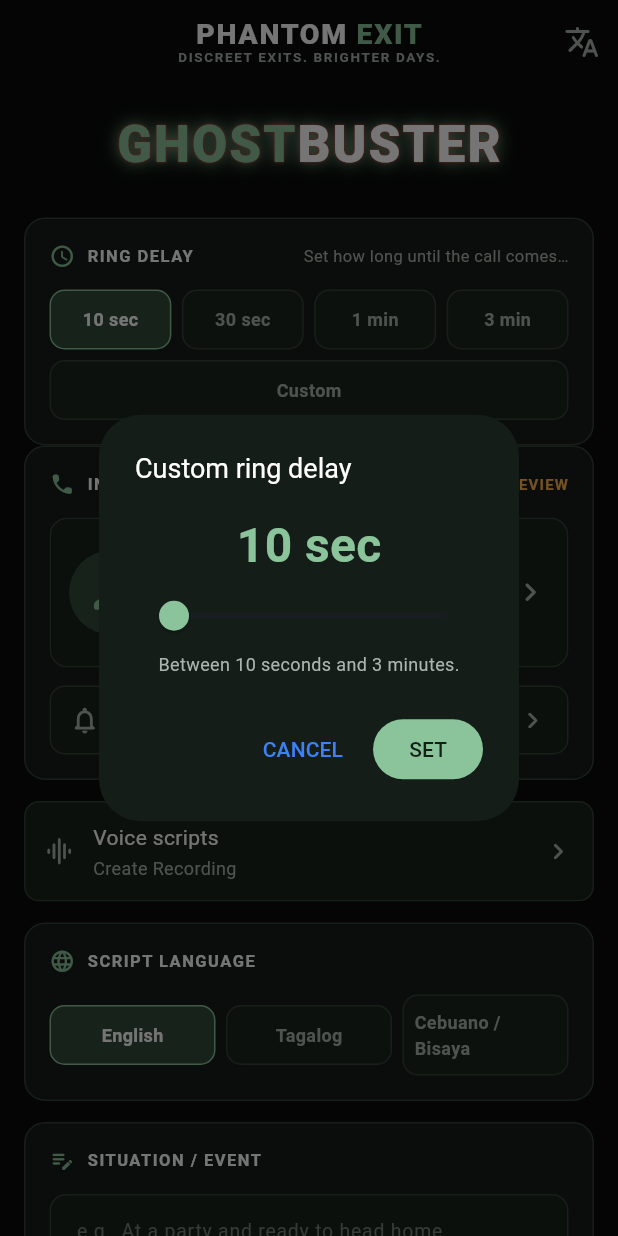
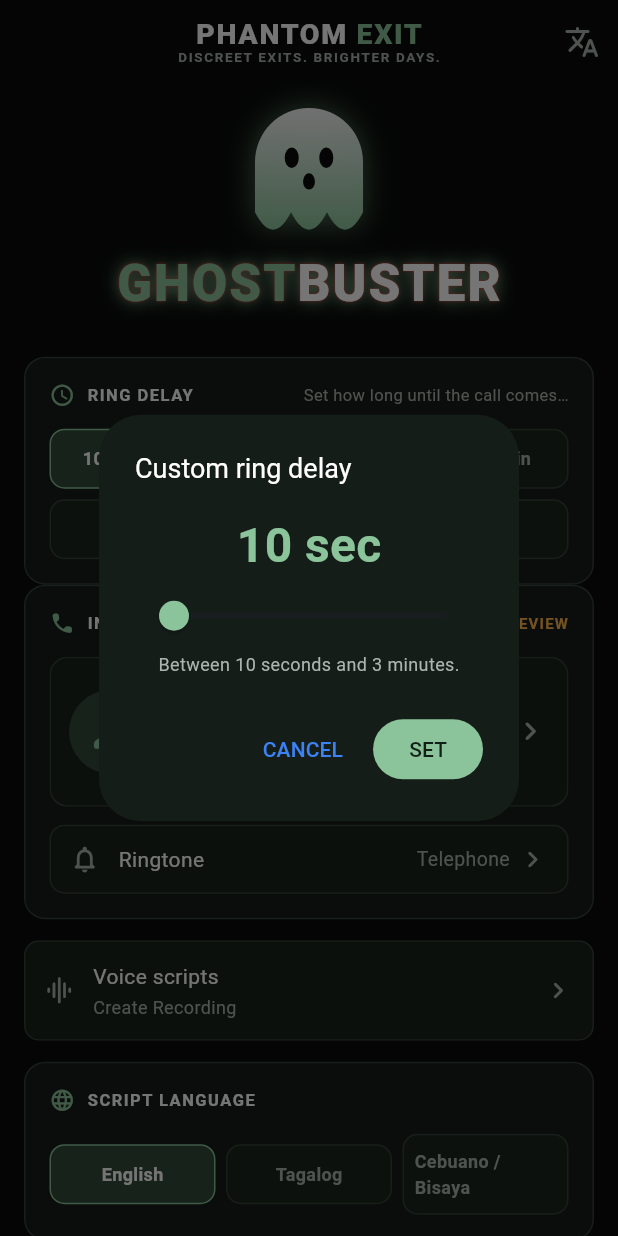
Before and after one commit to donaldycottonacao/GhostBuster, a Flutter app: the screen it shows after launch, after a tap on "Custom", on a phone screen of 412 x 824 dp. Run offline on Flutter 3.47's test engine with Material 3 defaults, Android fonts, the phone set to English and light mode, and no system bars; our stand-ins replace audioplayers, shared_preferences; missing offline and left inert: record; Roboto replaces fonts that are missing (Bell MT).

Commit message:
adding ghost icon

```diff
--- a/frontend-client/lib/screens/stealth_trigger.dart
+++ b/frontend-client/lib/screens/stealth_trigger.dart
@@ -10,6 +10,7 @@ import '../services/api_client.dart';
 import '../services/audio_service.dart';
 import '../services/voice_recorder.dart';
 import '../services/voice_scenario_store.dart';
+import '../widgets/ghost_logo.dart';
 import 'voice_script_manager_screen.dart';
 
 const _background = Color(0xFF080B09);
@@ -317,6 +318,8 @@ class _StealthTriggerScreenState extends State<StealthTriggerScreen> {
                   crossAxisAlignment: CrossAxisAlignment.stretch,
                   children: [
                     const SizedBox(height: 8),
+                    const Center(child: GhostLogo()),
+                    const SizedBox(height: 10),
                     const Center(
                       child: Text.rich(
                         TextSpan(
--- /dev/null
+++ b/frontend-client/lib/widgets/ghost_logo.dart
@@ -0,0 +1,102 @@
+import 'package:flutter/material.dart';
+
+/// Decorative ghost mark drawn with a [CustomPainter] (Material has no ghost
+/// icon). Static on purpose: no animation, so it never blocks pumpAndSettle.
+class GhostLogo extends StatelessWidget {
+  const GhostLogo({
+    super.key,
+    this.width = 72,
+    this.color = const Color(0xFF8BC49A),
+    this.eyeColor = const Color(0xFF080B09),
+  });
+
+  final double width;
+  final Color color;
+  final Color eyeColor;
+
+  @override
+  Widget build(BuildContext context) {
+    return ExcludeSemantics(
+      child: SizedBox(
+        width: width,
+        height: width * 1.15,
+        child: CustomPaint(
+          painter: _GhostPainter(color: color, eyeColor: eyeColor),
+        ),
+      ),
+    );
+  }
+}
+
+class _GhostPainter extends CustomPainter {
+  _GhostPainter({required this.color, required this.eyeColor});
+
+  final Color color;
+  final Color eyeColor;
+
+  @override
+  void paint(Canvas canvas, Size size) {
+    final w = size.width;
+    final h = size.height;
+    final r = w / 2;
+    final baseY = h * 0.84;
+    final bump = w / 3;
+
+    // Body: rounded head, straight sides, three scalloped hem bumps.
+    final body = Path()
+      ..moveTo(0, r)
+      ..arcTo(Rect.fromLTWH(0, 0, w, w), 3.141592653589793, 3.141592653589793,
+          false)
+      ..lineTo(w, baseY);
+    for (var i = 0; i < 3; i++) {
+      final startX = w - i * bump;
+      body.quadraticBezierTo(startX - bump / 2, h * 1.12, startX - bump, baseY);
+    }
+    body.close();
+
+    // Soft glow behind the body.
+    canvas.drawPath(
+      body,
+      Paint()
+        ..color = color.withValues(alpha: 0.55)
+        ..maskFilter = const MaskFilter.blur(BlurStyle.normal, 10),
+    );
+
+    // Body fill: light top fading into the accent color.
+    canvas.drawPath(
+      body,
+      Paint()
+        ..shader = LinearGradient(
+          begin: Alignment.topCenter,
+          end: Alignment.bottomCenter,
+          colors: [Colors.white.withValues(alpha: 0.95), color],
+        ).createShader(Rect.fromLTWH(0, 0, w, h)),
+    );
+
+    // Eyes and mouth.
+    final face = Paint()..color = eyeColor;
+    canvas.drawOval(
+      Rect.fromCenter(
+          center: Offset(w * 0.34, w * 0.46),
+          width: w * 0.13,
+          height: w * 0.19),
+      face,
+    );
+    canvas.drawOval(
+      Rect.fromCenter(
+          center: Offset(w * 0.66, w * 0.46),
+          width: w * 0.13,
+          height: w * 0.19),
+      face,
+    );
+    canvas.drawOval(
+      Rect.fromCenter(
+          center: Offset(w * 0.5, w * 0.68), width: w * 0.11, height: w * 0.15),
+      face,
+    );
+  }
+
+  @override
+  bool shouldRepaint(_GhostPainter old) =>
+      old.color != color || old.eyeColor != eyeColor;
+}
```
